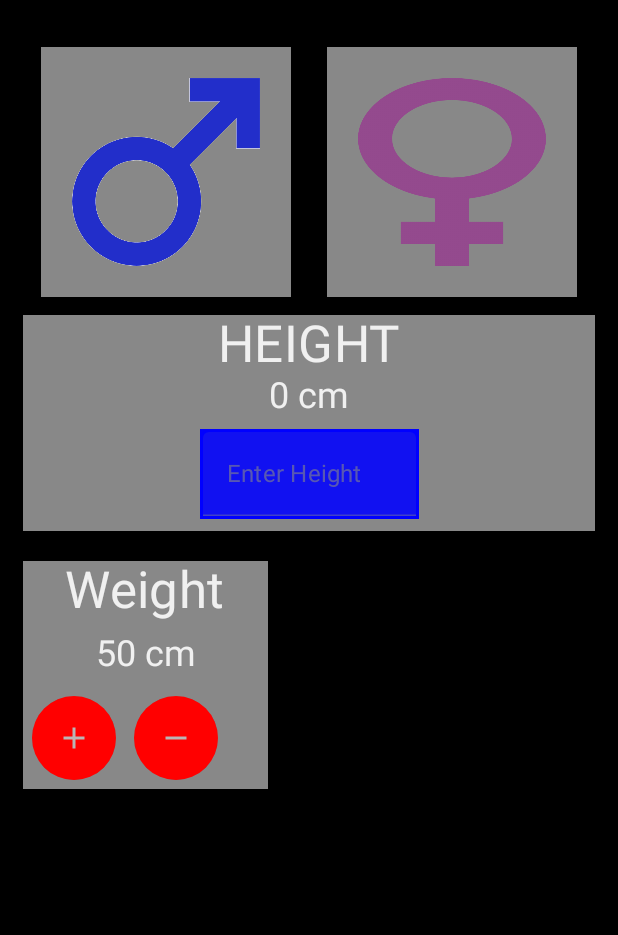
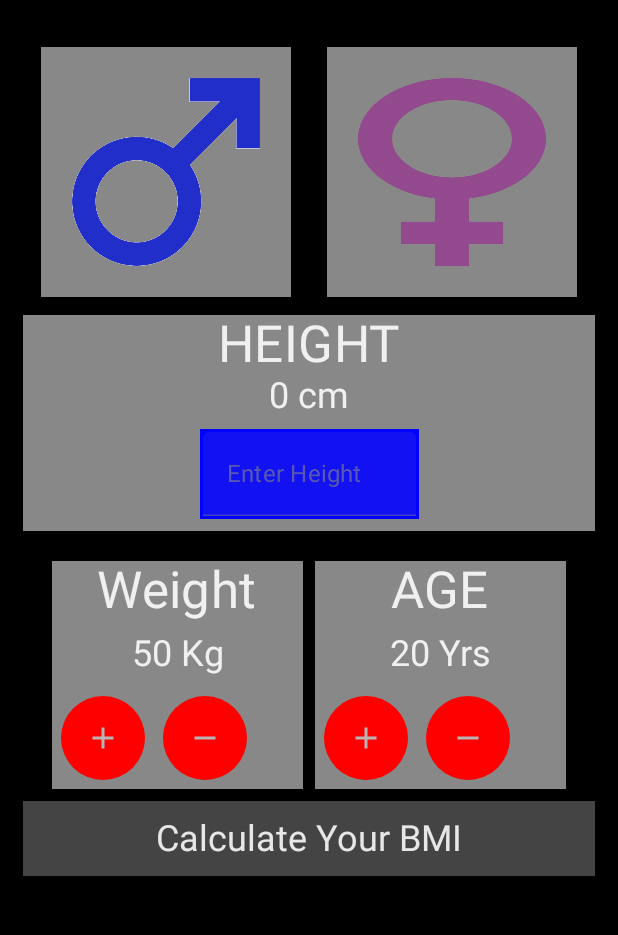
Before and after one commit to Sujoy-2811/BMI_Calculator, an Android app built with Jetpack Compose: the screen it shows after launch (MainActivity), on a phone screen of 412 x 824 dp, the part 77-1012 px from its top. Run offline under Robolectric (Android 15) with nearby library versions, the phone set to English and light mode, and no system bars; our stand-ins replace Dagger/Hilt's generated code.

Commit message:
calculation fragment done

```diff
--- a/app/src/main/java/com/sj/bmicalculator/presentation/components/Age.kt
+++ b/app/src/main/java/com/sj/bmicalculator/presentation/components/Age.kt
@@ -1,8 +1,48 @@
 package com.sj.bmicalculator.presentation.components
 
+import androidx.compose.foundation.BorderStroke
+import androidx.compose.foundation.background
+import androidx.compose.foundation.border
+import androidx.compose.foundation.layout.*
+import androidx.compose.material.MaterialTheme
+import androidx.compose.material.Text
 import androidx.compose.runtime.Composable
+import androidx.compose.ui.Alignment
+import androidx.compose.ui.Modifier
+import androidx.compose.ui.graphics.Color
+import androidx.compose.ui.unit.dp
 
 @Composable
 fun Age(
+    age : String,
+    addImg :Int,
+    minusImg :Int,
+    decAge: () -> Unit,
+    incAge: () ->Unit
 ) {
+    val color = MaterialTheme.colors.secondary
+    Column(modifier = Modifier
+        .width(175.dp)
+//        .border(border = BorderStroke(width = 1.dp , color = Color.Red))
+        .padding(top = 8.dp  , bottom = 8.dp , start = 4.dp , end =4.dp)
+        .background(color = MaterialTheme.colors.onSurface)
+    ) {
+        Text(text = "AGE",
+            style = MaterialTheme.typography.h4,
+            modifier = Modifier.align(Alignment.CenterHorizontally)
+        )
+        Text(text = "${if (age.toInt() == -1) "" else age} Yrs",
+            style = MaterialTheme.typography.h5,
+            modifier = Modifier
+                .align(Alignment.CenterHorizontally)
+                .padding(8.dp)
+        )
+        Row (horizontalArrangement = Arrangement.SpaceBetween){
+
+            Option(image = addImg, onClick = incAge)
+            Option(image = minusImg, onClick = decAge)
+
+        }
+
+    }
 }
--- /dev/null
+++ b/app/src/main/java/com/sj/bmicalculator/presentation/components/Calculate.kt
@@ -0,0 +1,26 @@
+package com.sj.bmicalculator.presentation.components
+
+import androidx.compose.foundation.background
+import androidx.compose.foundation.layout.*
+import androidx.compose.material.MaterialTheme
+import androidx.compose.material.Text
+import androidx.compose.runtime.Composable
+import androidx.compose.ui.Alignment
+import androidx.compose.ui.Modifier
+import androidx.compose.ui.graphics.Color
+import androidx.compose.ui.unit.dp
+
+@Composable
+fun Calculate(){
+    Row(modifier = Modifier
+        .fillMaxWidth()
+        .requiredHeightIn(50.dp)
+        .background(color = Color.DarkGray),
+        horizontalArrangement = Arrangement.Center
+
+    ) {
+        Text(text = "Calculate Your BMI" ,
+        style = MaterialTheme.typography.h5,
+        modifier = Modifier.align(Alignment.CenterVertically))
+    }
+}
--- a/app/src/main/java/com/sj/bmicalculator/presentation/components/Weight.kt
+++ b/app/src/main/java/com/sj/bmicalculator/presentation/components/Weight.kt
@@ -1,9 +1,6 @@
 package com.sj.bmicalculator.presentation.components
 
-import androidx.compose.foundation.Canvas
-import androidx.compose.foundation.Image
-import androidx.compose.foundation.background
-import androidx.compose.foundation.clickable
+import androidx.compose.foundation.*
 import androidx.compose.foundation.layout.*
 import androidx.compose.foundation.shape.CircleShape
 import androidx.compose.foundation.shape.CutCornerShape
@@ -35,15 +32,16 @@ fun Weight(
 ) {
     val color =MaterialTheme.colors.secondary
     Column(modifier = Modifier
-        .fillMaxWidth(0.45f)
-        .padding(top = 8.dp , end = 8.dp)
+        .width(175.dp)
+//        .border(border = BorderStroke(width = 1.dp , color = Color.Red))
+        .padding(top = 8.dp  , bottom = 8.dp , start = 4.dp , end =4.dp)
         .background(color = MaterialTheme.colors.onSurface)
     ) {
         Text(text = "Weight",
             style = MaterialTheme.typography.h4,
             modifier = Modifier.align(Alignment.CenterHorizontally)
         )
-        Text(text = "${if (weight.toInt() == -1) "" else weight} cm",
+        Text(text = "${if (weight.toInt() == -1) "" else weight} Kg",
             style = MaterialTheme.typography.h5,
             modifier = Modifier
                 .align(Alignment.CenterHorizontally)
--- a/app/src/main/java/com/sj/bmicalculator/presentation/ui/home/CalculatorFragment.kt
+++ b/app/src/main/java/com/sj/bmicalculator/presentation/ui/home/CalculatorFragment.kt
@@ -6,9 +6,7 @@ import android.view.LayoutInflater
 import android.view.View
 import android.view.ViewGroup
 import android.view.inputmethod.InputMethodManager
-import androidx.compose.foundation.layout.Column
-import androidx.compose.foundation.layout.fillMaxSize
-import androidx.compose.foundation.layout.padding
+import androidx.compose.foundation.layout.*
 import androidx.compose.foundation.rememberScrollState
 import androidx.compose.foundation.verticalScroll
 import androidx.compose.material.Icon
@@ -25,10 +23,7 @@ import androidx.fragment.app.viewModels
 import com.sj.bmicalculator.BaseActivity
 import com.sj.bmicalculator.R
 import com.sj.bmicalculator.model.data
-import com.sj.bmicalculator.presentation.components.AppBar
-import com.sj.bmicalculator.presentation.components.Gender
-import com.sj.bmicalculator.presentation.components.Height
-import com.sj.bmicalculator.presentation.components.Weight
+import com.sj.bmicalculator.presentation.components.*
 import com.sj.bmicalculator.presentation.theme.appTheme
 import dagger.hilt.android.AndroidEntryPoint
 import javax.inject.Inject
@@ -52,6 +47,7 @@ class CalculatorFragment:Fragment() {
                 val members = viewModel.members
                 val height = viewModel.height.value.toString()
                 val weight = viewModel.weight.value.toString()
+                val age = viewModel.age.value.toString()
                 val add = viewModel.add
                 val minus = viewModel.minus
 
@@ -80,12 +76,25 @@ class CalculatorFragment:Fragment() {
                                 Activity.INPUT_METHOD_SERVICE) as InputMethodManager?
                                 imm?.toggleSoftInput(InputMethodManager.HIDE_IMPLICIT_ONLY, 0)}
                             )
+                            Row(modifier = Modifier.fillMaxWidth(),
+                                horizontalArrangement = Arrangement.Center
+                            ) {
                                 Weight(
                                     weight = weight,
                                     addImg = add,
                                     minusImg = minus,
                                     decWeight = viewModel::decWeight,
                                     incWeight = viewModel::inWeight)
+
+                                Age(
+                                    age = age,
+                                    addImg = add,
+                                    minusImg = minus,
+                                    decAge = viewModel::decAge,
+                                    incAge = viewModel::incAge)
+
+                            }
+                            Calculate()
 
                         }
 
```
Also changed, not shown: app/src/main/java/com/sj/bmicalculator/presentation/ui/home/CalculatorViewModel.kt (+21 -13 lines). Lines whose indentation alone changed are shown as unchanged.
